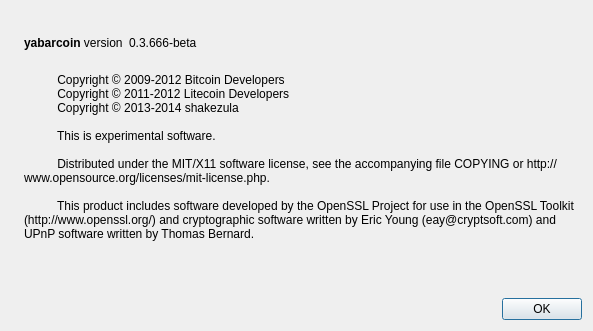
First picture: the form in src/qt/forms/aboutdialog.ui, repository DigitalCurrencyProgramming/yabarcoin, before the edit.
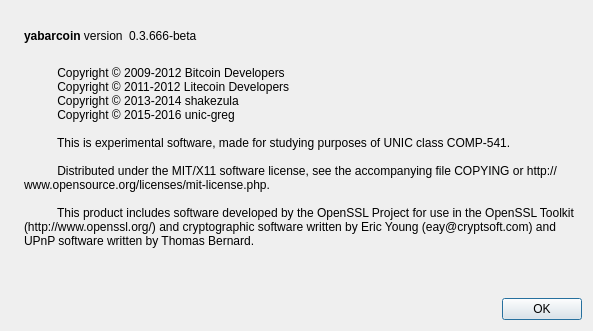
Second picture: the form after the edit. Icons and pictures are not drawn.

```diff
--- a/src/qt/forms/aboutdialog.ui
+++ b/src/qt/forms/aboutdialog.ui
@@ -98,8 +98,9 @@
           Copyright © 2009-2012 Bitcoin Developers
           Copyright © 2011-2012 Litecoin Developers
           Copyright © 2013-2014 shakezula 
+          Copyright © 2015-2016 unic-greg
 
-          This is experimental software. 
+          This is experimental software, made for studying purposes of UNIC class COMP-541. 
 
           Distributed under the MIT/X11 software license, see the accompanying file COPYING or http://www.opensource.org/licenses/mit-license.php.
 
```
